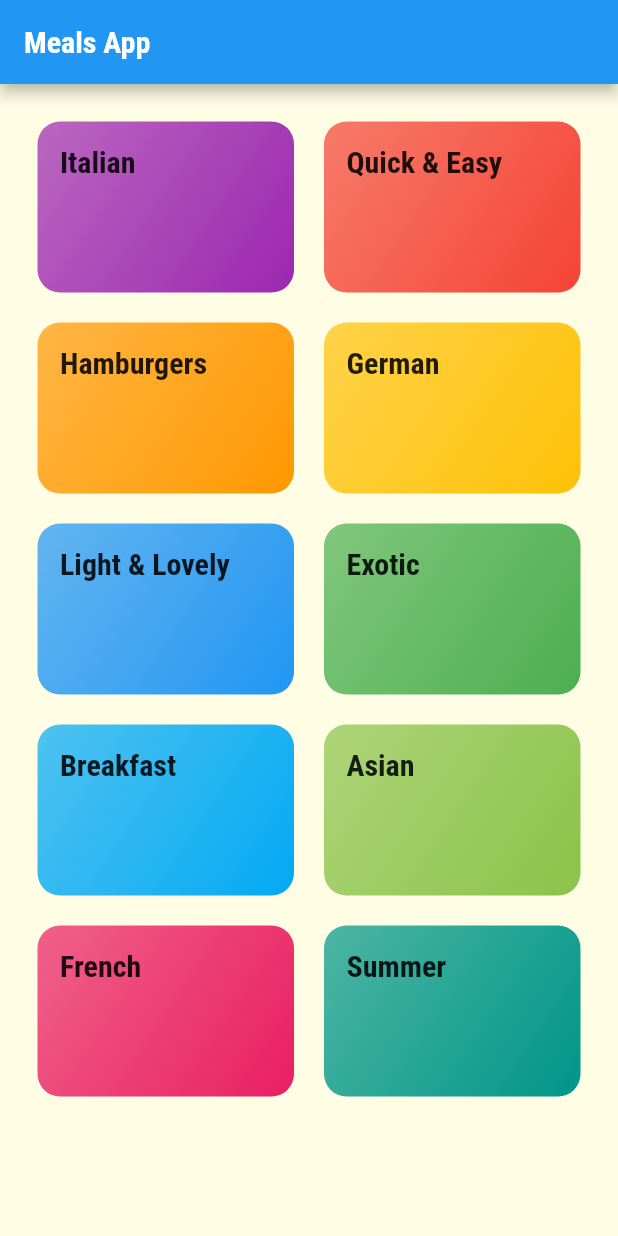
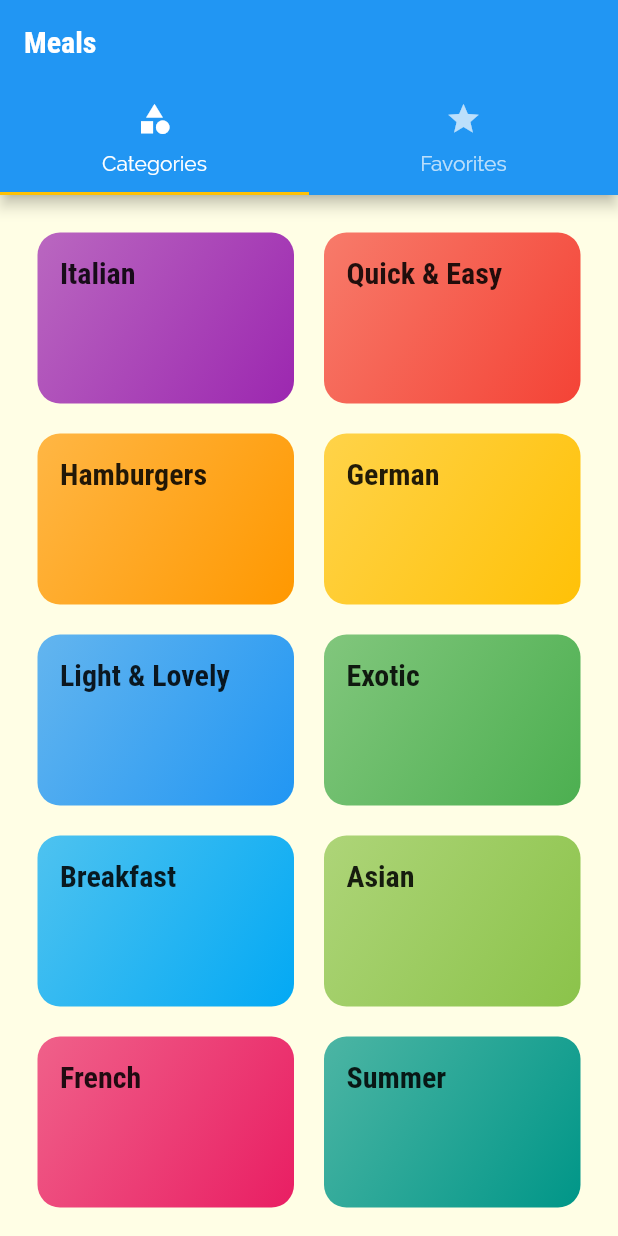
Before and after one commit to rodrigodsluz/flutter_meals_app, a Flutter app: the screen it shows after launch, on a phone screen of 412 x 824 dp. Run offline on Flutter 3.47's test engine with Material 2 defaults, Android fonts, the phone set to English and light mode, and no system bars.

Commit message:
feat: adding a tabbar to the appbar

```diff
--- a/lib/main.dart
+++ b/lib/main.dart
@@ -1,5 +1,6 @@
 import 'package:flutter/material.dart';
 
+import './screens/tabs_screen.dart';
 import './screens/meal_detail_screen.dart';
 import './screens/categories_screen.dart';
 import './screens/category_meals_screen.dart';
@@ -27,8 +28,9 @@ class MyApp extends StatelessWidget {
                 ),
               ),
         ),
-        home: CategoriesScreen(),
+        //home: CategoriesScreen(),
         routes: {
+          '/': (ctx) => TabsScreen(),
           CategoryMealsScreen.routeName: (ctx) => CategoryMealsScreen(),
           MealDetailScreen.routeName: (ctx) => MealDetailScreen(),
         },
--- a/lib/screens/categories_screen.dart
+++ b/lib/screens/categories_screen.dart
@@ -7,11 +7,7 @@ import '../dummy_data.dart';
 class CategoriesScreen extends StatelessWidget {
   @override
   Widget build(BuildContext context) {
-    return Scaffold(
-        appBar: AppBar(
-          title: const Text('Meals App'),
-        ),
-        body: GridView(
+    return GridView(
       padding: const EdgeInsets.all(25),
       children: DUMMY_CATEGORIES
           .map(
@@ -28,6 +24,6 @@ class CategoriesScreen extends StatelessWidget {
         crossAxisSpacing: 20,
         mainAxisSpacing: 20,
       ),
-        ));
+    );
   }
 }
--- /dev/null
+++ b/lib/screens/favorites_screen.dart
@@ -0,0 +1,10 @@
+import 'package:flutter/material.dart';
+
+class FavoritesScreen extends StatelessWidget {
+  @override
+  Widget build(BuildContext context) {
+    return Center(
+      child: Text('The Favorites!'),
+    );
+  }
+}
--- /dev/null
+++ b/lib/screens/tabs_screen.dart
@@ -0,0 +1,41 @@
+import 'package:flutter/material.dart';
+
+import '../screens/categories_screen.dart';
+import '../screens/favorites_screen.dart';
+
+class TabsScreen extends StatefulWidget {
+  @override
+  State<TabsScreen> createState() => _TabsScreenState();
+}
+
+class _TabsScreenState extends State<TabsScreen> {
+  @override
+  Widget build(BuildContext context) {
+    return DefaultTabController(
+      length: 2,
+      child: Scaffold(
+        appBar: AppBar(
+          title: Text('Meals'),
+          bottom: TabBar(
+            tabs: [
+              Tab(
+                icon: Icon(Icons.category),
+                text: 'Categories',
+              ),
+              Tab(
+                icon: Icon(Icons.star),
+                text: 'Favorites',
+              ),
+            ],
+          ),
+        ),
+        body: TabBarView(
+          children: [
+            CategoriesScreen(),
+            FavoritesScreen(),
+          ],
+        ),
+      ),
+    );
+  }
+}
```
Lines whose indentation alone changed are shown as unchanged.
